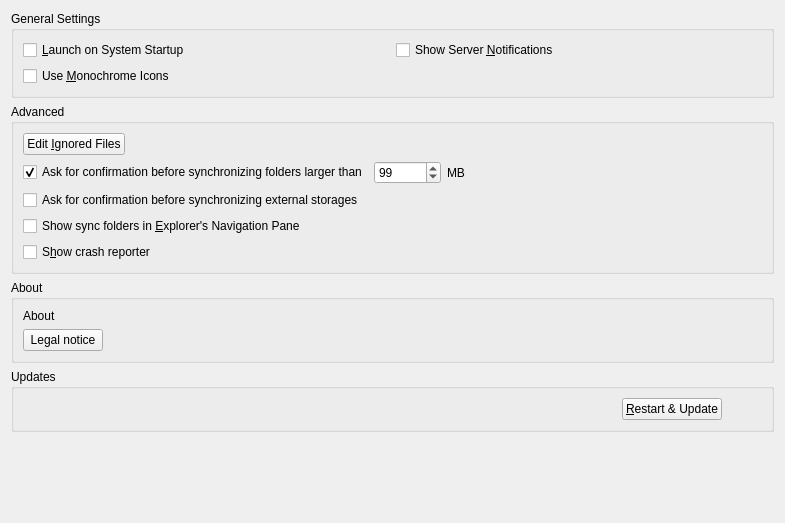
Qt form src/gui/generalsettings.ui (nextcloud/desktop) before a commit.
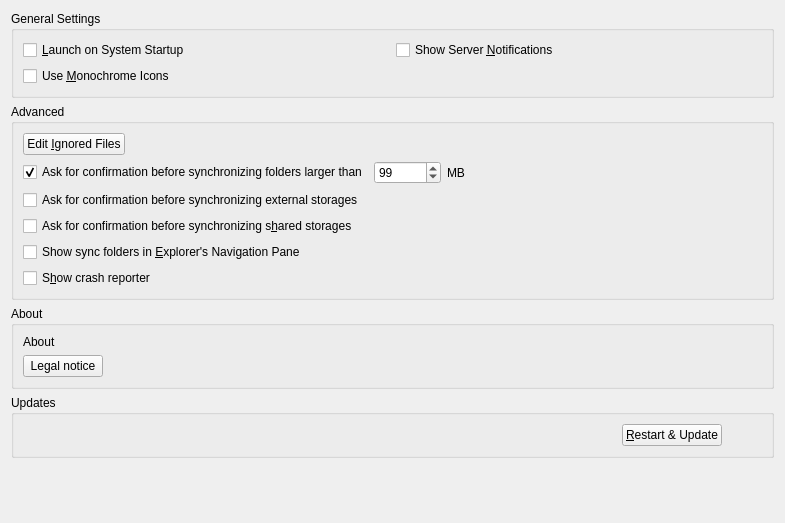
The same form after that commit.

Commit message:
Ask before automatically syncing a folder that was just shared.
Fixes: #1169

```diff
--- a/src/gui/generalsettings.ui
+++ b/src/gui/generalsettings.ui
@@ -242,6 +242,17 @@
         </item>
        </layout>
       </item>
+      <item>
+       <layout class="QHBoxLayout" name="horizontalLayout_5">
+        <item>
+         <widget class="QCheckBox" name="newSharedFolder">
+          <property name="text">
+           <string>Ask for confirmation before synchronizing s&amp;hared storages</string>
+          </property>
+         </widget>
+        </item>
+       </layout>
+      </item>
       <item>
        <layout class="QHBoxLayout" name="horizontalLayout_10">
         <item>
```
The commit also changes 15 other files.
